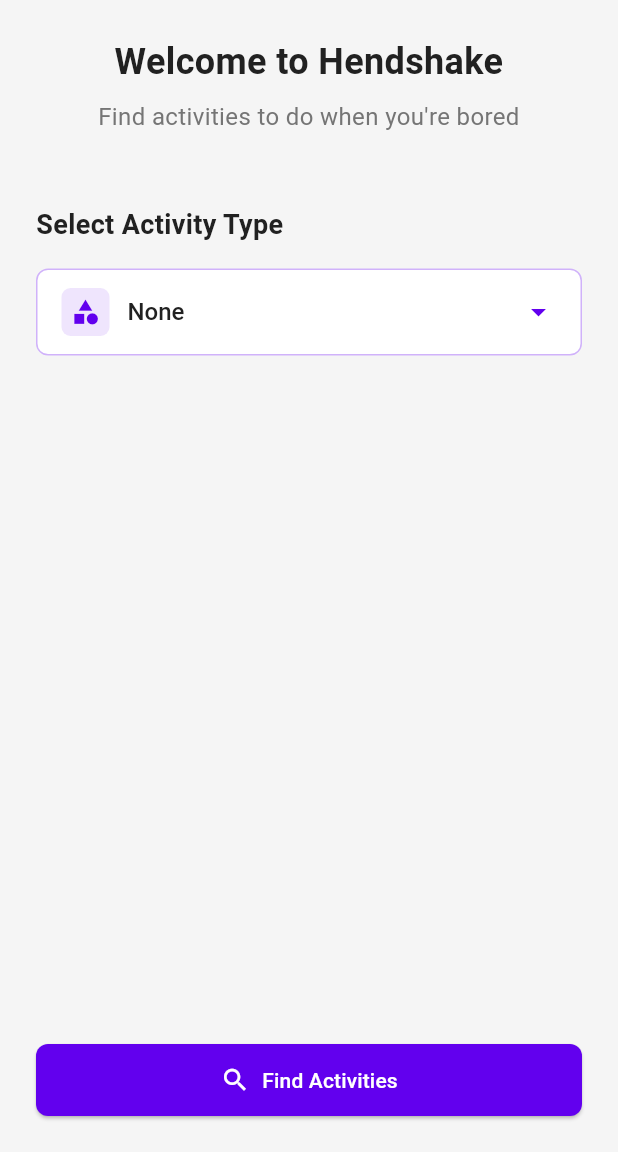
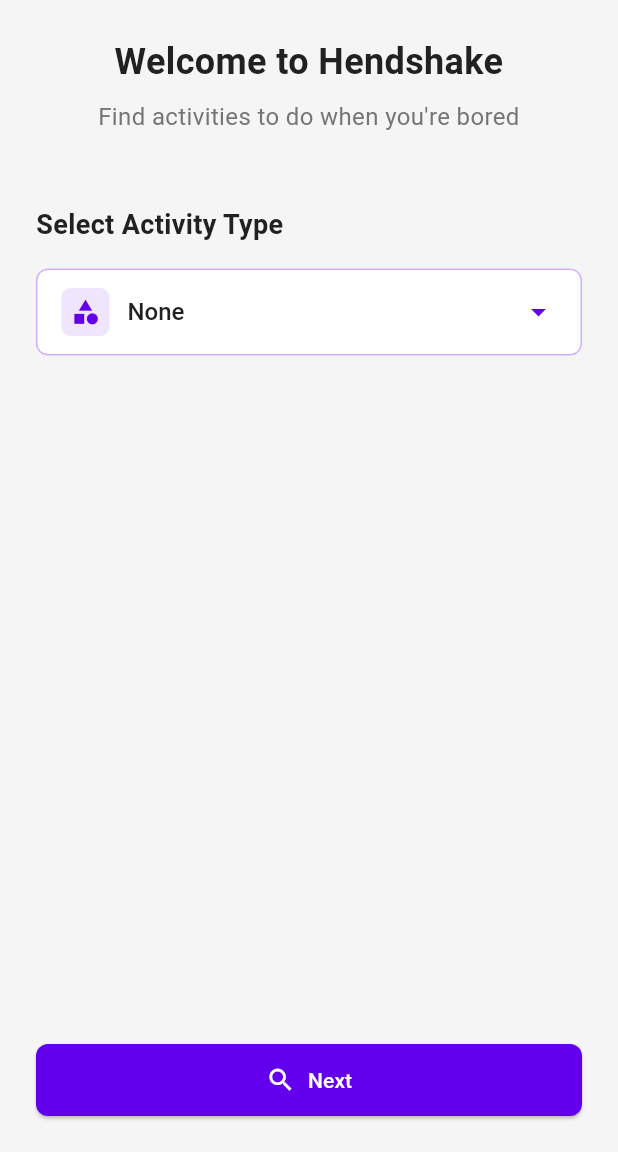
Before and after one commit to azhari-zaidie/hendshake_test_flutter, a Flutter app: the screen it shows after launch, on a phone screen of 412 x 824 dp, the part 84-1236 px from its top. Run offline on Flutter 3.47's test engine with Material 3 defaults, Android fonts, the phone set to English and light mode, and no system bars; our stand-ins replace fpdart, get_it, hive, shared_preferences; accounts and stored records are empty.

Commit message:
style: change button in home screen to -> Next

```diff
--- a/lib/features/home/presentation/page/home.dart
+++ b/lib/features/home/presentation/page/home.dart
@@ -73,7 +73,7 @@ class _HomeScreenState extends State<HomeScreen> {
 
                   // Button to navigate to the activity page
                   AppButton(
-                    text: 'Find Activities',
+                    text: 'Next',
                     icon: Icons.search,
                     onPressed: () => Navigator.pushNamed(
                       context,
```
